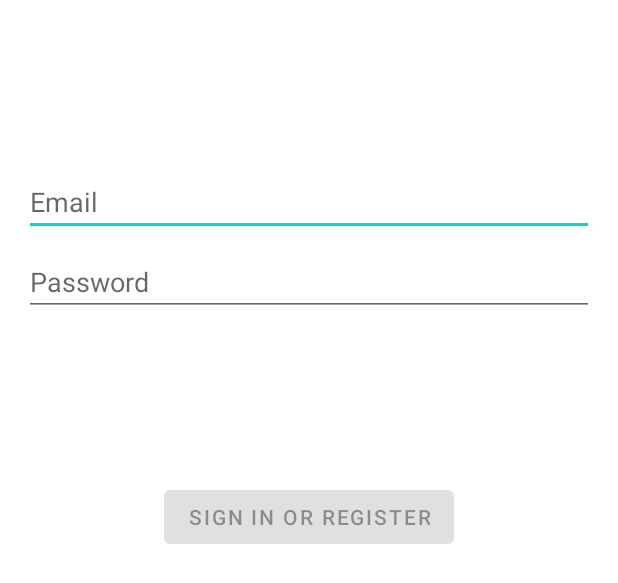
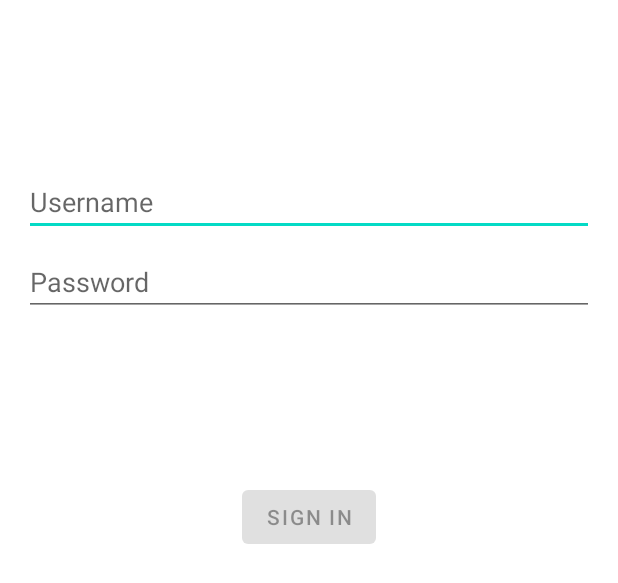
Before and after one commit to cszach/LastPlayed, an Android app: the layout activity_login.xml on its own in the app's theme, with its tools: preview values and no code run, on a phone screen of 412 x 824 dp. Shown: the top 583 px of the screen. Run offline under Robolectric (Android 15) with nearby library versions, the phone set to English and light mode, and no system bars.

Commit message:
Login: Change email to username

```diff
--- a/app/src/main/res/layout-w1240dp/activity_login.xml
+++ b/app/src/main/res/layout-w1240dp/activity_login.xml
@@ -16,9 +16,9 @@
         android:layout_width="0dp"
         android:layout_height="wrap_content"
         android:layout_marginTop="96dp"
-        android:autofillHints="@string/prompt_email"
-        android:hint="@string/prompt_email"
-        android:inputType="textEmailAddress"
+        android:autofillHints="@string/prompt_username"
+        android:hint="@string/prompt_username"
+        android:inputType="textNoSuggestions"
         android:selectAllOnFocus="true"
         app:layout_constraintEnd_toEndOf="parent"
         app:layout_constraintStart_toStartOf="parent"
--- a/app/src/main/res/layout-w936dp/activity_login.xml
+++ b/app/src/main/res/layout-w936dp/activity_login.xml
@@ -22,9 +22,9 @@
             android:layout_width="0dp"
             android:layout_height="wrap_content"
             android:layout_marginTop="96dp"
-            android:autofillHints="@string/prompt_email"
-            android:hint="@string/prompt_email"
-            android:inputType="textEmailAddress"
+            android:autofillHints="@string/prompt_username"
+            android:hint="@string/prompt_username"
+            android:inputType="textNoSuggestions"
             android:selectAllOnFocus="true"
             app:layout_constraintEnd_toEndOf="parent"
             app:layout_constraintStart_toStartOf="parent"
--- a/app/src/main/res/layout/activity_login.xml
+++ b/app/src/main/res/layout/activity_login.xml
@@ -16,9 +16,9 @@
         android:layout_width="0dp"
         android:layout_height="wrap_content"
         android:layout_marginTop="96dp"
-        android:autofillHints="@string/prompt_email"
-        android:hint="@string/prompt_email"
-        android:inputType="textEmailAddress"
+        android:autofillHints="@string/prompt_username"
+        android:hint="@string/prompt_username"
+        android:inputType="textNoSuggestions"
         android:selectAllOnFocus="true"
         app:layout_constraintEnd_toEndOf="parent"
         app:layout_constraintStart_toStartOf="parent"
--- a/app/src/main/res/values/strings.xml
+++ b/app/src/main/res/values/strings.xml
@@ -4,11 +4,11 @@
     <string name="menu_search">Search</string>
     <string name="menu_user">You</string>
     <string name="title_activity_login">LoginActivity</string>
-    <string name="prompt_email">Email</string>
+    <string name="prompt_username">Username</string>
     <string name="prompt_password">Password</string>
-    <string name="action_sign_in">Sign in or register</string>
+    <string name="action_sign_in">Sign in</string>
     <string name="action_sign_in_short">Sign in</string>
-    <string name="welcome">"Welcome !"</string>
+    <string name="welcome">"Welcome!"</string>
     <string name="invalid_username">Not a valid username</string>
     <string name="invalid_password">Password must be >5 characters</string>
     <string name="login_failed">"Login failed"</string>
```
